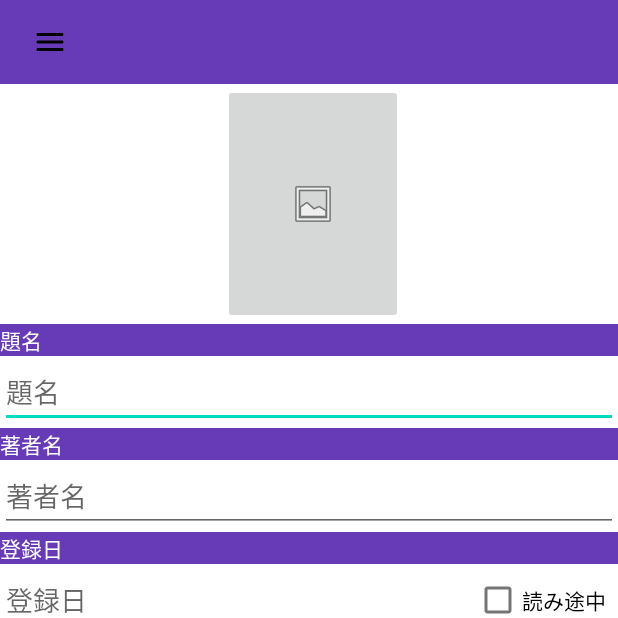
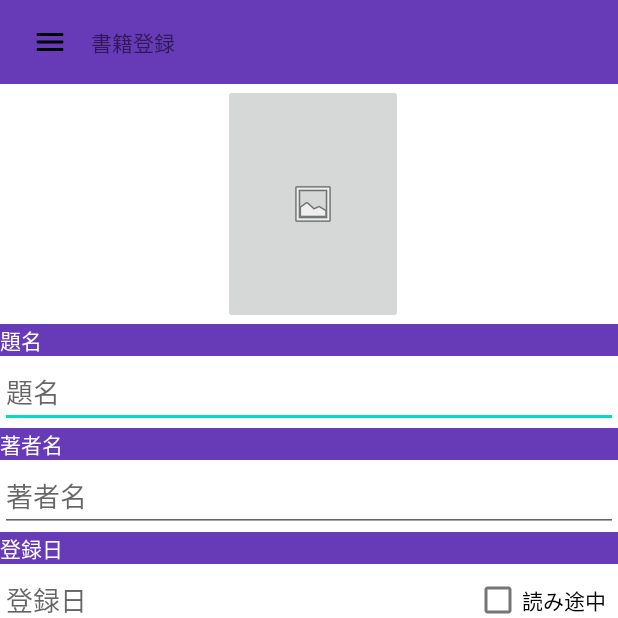
Before and after one commit to Pgfn59/Bookshelf, an Android app: the screen it shows after launch (MainActivity), in the side drawer, after a tap on "書籍登録", on a phone screen of 412 x 824 dp, the top half of it. Run offline under Robolectric (Android 15) with nearby library versions, the light colour scheme and no system bars.

Commit message:
ツールバーにページ名を表示

```diff
--- a/app/src/main/java/com/example/bookshelf/MainActivity.java
+++ b/app/src/main/java/com/example/bookshelf/MainActivity.java
@@ -1,6 +1,9 @@
 package com.example.bookshelf;
 
+import android.graphics.Color;
 import android.os.Bundle;
+import android.text.SpannableString;
+import android.text.style.ForegroundColorSpan;
 import android.view.MenuItem;
 import android.view.View;
 import android.widget.ImageButton;
@@ -13,11 +16,6 @@ import androidx.appcompat.app.AppCompatActivity;
 import androidx.drawerlayout.widget.DrawerLayout;
 import androidx.fragment.app.FragmentManager;
 import androidx.fragment.app.FragmentTransaction;
-import androidx.navigation.NavController;
-import androidx.navigation.fragment.NavHostFragment;
-import androidx.navigation.ui.AppBarConfiguration;
-import androidx.navigation.ui.NavigationUI;
-import androidx.appcompat.widget.Toolbar;
 import androidx.fragment.app.Fragment;
 
 import com.google.android.material.navigation.NavigationView;
@@ -27,6 +25,7 @@ public class MainActivity extends AppCompatActivity {
     DrawerLayout drawerLayout;
     ImageButton buttonDrawerToggle;
     NavigationView navigationView;
+    TextView toolbarTitle;
 
     @Override
     protected void onCreate(Bundle savedInstanceState) {
@@ -36,6 +35,7 @@ public class MainActivity extends AppCompatActivity {
         drawerLayout = findViewById(R.id.main);
         buttonDrawerToggle = findViewById(R.id.buttonDrawerToggle);
         navigationView = findViewById(R.id.navigationView);
+        toolbarTitle = findViewById(R.id.toolbarTitle);
 
         buttonDrawerToggle.setOnClickListener(new View.OnClickListener() {
             @Override
@@ -60,38 +60,52 @@ public class MainActivity extends AppCompatActivity {
             public boolean onNavigationItemSelected(@NonNull MenuItem item) {
 
                 int itemId =item.getItemId();
+                int titleResId = 0;
                 Fragment fragment = null;
 
                 if (itemId == R.id.shelf) {
                     fragment = new ShelfFragment();
-                }
-
-                if (itemId == R.id.add_book) {
+                    titleResId = R.string.btn_shelf;
+                }else if (itemId == R.id.add_book) {
                     fragment = new AddBookFragment();
-                }
-
-                if (itemId == R.id.list_book) {
+                    titleResId = R.string.btn_add_book;
+                }else if (itemId == R.id.list_book) {
                     fragment = new ListBookFragment();
-                }
-
-                if (itemId == R.id.list_item) {
+                    titleResId = R.string.btn_list_book;
+                }else if (itemId == R.id.list_item) {
                     fragment = new ListItemFragment();
-                }
-
-                if (itemId == R.id.calendar) {
+                    titleResId = R.string.btn_list_item;
+                }else if (itemId == R.id.calendar) {
                     fragment = new CalendarFragment();
+                    titleResId = R.string.btn_calendar;
                 }
 
                 if (fragment != null) {
                     replaceFragment(fragment);
+                    setToolbarTitle(getString(titleResId));
                 }
 
                 drawerLayout.close();
+
+                //色替え
+                for (int i = 0; i < navigationView.getMenu().size(); i++) {
+                    MenuItem menuItem = navigationView.getMenu().getItem(i);
+                    if (menuItem.getItemId() == itemId) {
+                        menuItem.setChecked(true);
+                        SpannableString spanString = new SpannableString(menuItem.getTitle().toString());
+                        spanString.setSpan(new ForegroundColorSpan(Color.parseColor("#673AB7")), 0, spanString.length(), 0);
+                        menuItem.setTitle(spanString);
+                    } else {
+                        menuItem.setChecked(false);
+                        menuItem.setTitle(menuItem.getTitle().toString());
+                    }
+                }
 
                 return true;
             }
         });
         replaceFragment(new ShelfFragment());
+        setToolbarTitle(getString(R.string.btn_shelf));
     }
 
     private void replaceFragment(Fragment fragment) {
@@ -100,4 +114,13 @@ public class MainActivity extends AppCompatActivity {
         fragmentTransaction.replace(R.id.fragmentContainerView, fragment);
         fragmentTransaction.commit();
     }
+
+    private void setToolbarTitle(String title) {
+        if (getSupportActionBar() != null) {
+            getSupportActionBar().setTitle(null);
+        }
+        if (toolbarTitle != null) {
+            toolbarTitle.setText(title);
+        }
+    }
 }
--- a/app/src/main/res/layout/toolbar.xml
+++ b/app/src/main/res/layout/toolbar.xml
@@ -17,7 +17,13 @@
             android:background="@android:color/transparent"
             android:padding="5dp" />
 
+        <TextView
+            android:id="@+id/toolbarTitle"
+            android:layout_width="wrap_content"
+            android:layout_height="wrap_content"
+            android:padding="10dp"
+            android:text="@string/btn_add_book"/>
+
     </Toolbar>
 
-
 </LinearLayout>
```
